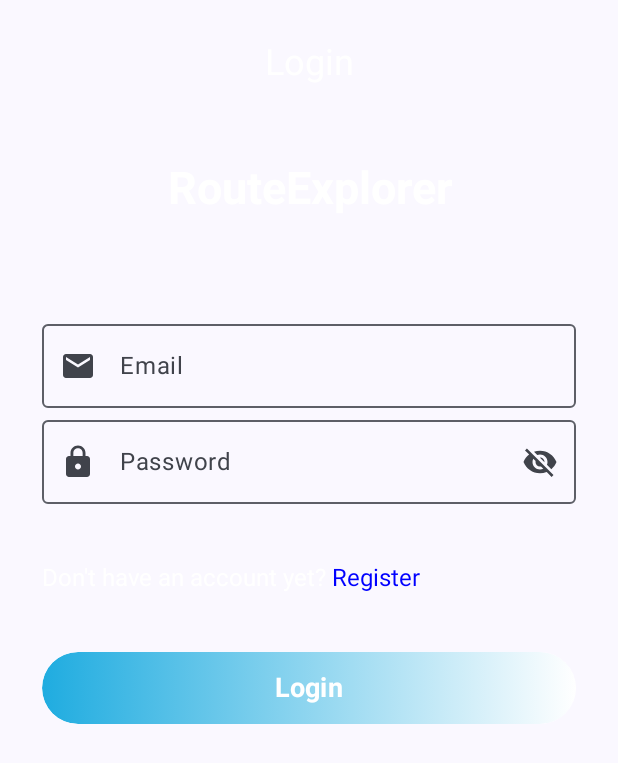
After one commit to arsenic02/RouteExplorer2, an Android app built with Jetpack Compose: the composable LoginScreen shown on its own in the app's theme, on a phone screen of 412 x 824 dp. The commit adds this screen. Shown: the top 763 px of the screen. Run offline under Robolectric (Android 15) with nearby library versions, the phone set to English and light mode, and no system bars; our stand-ins replace constraintlayout-compose; libraries missing offline, so code that uses them is left out: androidx.constraintlayout.compose.

Commit message:
Loginr ekran zavrsen

```diff
--- a/app/src/main/java/com/example/routeexplorer2/components/AppComponents.kt
+++ b/app/src/main/java/com/example/routeexplorer2/components/AppComponents.kt
@@ -10,6 +10,7 @@ import androidx.compose.foundation.layout.heightIn
 import androidx.compose.foundation.layout.padding
 import androidx.compose.foundation.shape.RoundedCornerShape
 import androidx.compose.foundation.text.ClickableText
+import androidx.compose.foundation.text.KeyboardActions
 import androidx.compose.foundation.text.KeyboardOptions
 import androidx.compose.material.icons.Icons
 import androidx.compose.material3.ExperimentalMaterial3Api
@@ -45,8 +46,10 @@ import androidx.compose.material3.Checkbox
 import androidx.compose.ui.Alignment
 import androidx.compose.ui.graphics.Brush
 import androidx.compose.ui.graphics.Color
+import androidx.compose.ui.platform.LocalFocusManager
 import androidx.compose.ui.text.SpanStyle
 import androidx.compose.ui.text.buildAnnotatedString
+import androidx.compose.ui.text.input.ImeAction
 import androidx.compose.ui.text.withStyle
 import com.example.routeexplorer2.ui.theme.Blue
 import com.example.routeexplorer2.ui.theme.LightBlue
@@ -67,9 +70,6 @@ fun NormalTextComponent(value: String){
         )
     , color= Color.White,//colorResource(id = R.color.colorText),
         textAlign = TextAlign.Center
-
-
-
     )
 }
 
@@ -87,9 +87,6 @@ fun HeadingTextComponent(value: String){
         )
         , color= Color.White,//colorResource(id = R.color.colorText),
         textAlign = TextAlign.Center
-
-
-
     )
 }
 
@@ -111,14 +108,17 @@ fun MyTextFieldComponent(labelValue:String, painterResource: Painter){
             cursorColor= LightBlue,//Pink80,
 //            backgroundColor= TextColor //nece kod mene
         ),
-        keyboardOptions = KeyboardOptions.Default,
+        keyboardOptions = KeyboardOptions(imeAction = ImeAction.Next),// ima u tastaturi dugme kojim se prelazi u novi red
+        singleLine=true,
+        maxLines=1,
         value=textValue.value,
         onValueChange={
             textValue.value = it
         },
         leadingIcon={
             Icon(painter = painterResource,contentDescription="")
-        }
+        },
+
     )
 }
 
@@ -127,6 +127,7 @@ fun MyTextFieldComponent(labelValue:String, painterResource: Painter){
 
 fun PasswordFieldComponent(labelValue:String, painterResource: Painter){
 
+    val localFocusManager = LocalFocusManager.current
     val password =remember{
         mutableStateOf("")
     }
@@ -145,8 +146,13 @@ fun PasswordFieldComponent(labelValue:String, painterResource: Painter){
             cursorColor= LightBlue,
 //            backgroundColor= Blue //nece kod mene
         ),
-        keyboardOptions = KeyboardOptions(keyboardType = KeyboardType.Password ),
+        keyboardOptions = KeyboardOptions(keyboardType = KeyboardType.Password, imeAction = ImeAction.Done),
+        singleLine=true,
+        maxLines=1,
         value=password.value,
+        keyboardActions = KeyboardActions{
+            localFocusManager.clearFocus()
+        },
         onValueChange={
             password.value = it
         },
@@ -266,10 +272,10 @@ fun ButtonComponent(value:String){
 
 
 @Composable
-fun ClickableLoginTextComponent(onTextSelected: (String) -> Unit){
+fun ClickableLoginTextComponent(tryingToLogin:Boolean=true,onTextSelected: (String) -> Unit){
 
-    val initialText="Already have an account? "
-    val loginText="Login"
+    val initialText=if(tryingToLogin)"Already have an account? " else "Don't have an account yet? "
+    val loginText=if(tryingToLogin)"Login" else "Register"
 
     val annotatedString = buildAnnotatedString {
         // Stil za "Already have an account?" u beloj boji
--- a/app/src/main/java/com/example/routeexplorer2/navigation/RouterExplorerAppRouter.kt
+++ b/app/src/main/java/com/example/routeexplorer2/navigation/RouterExplorerAppRouter.kt
@@ -7,6 +7,8 @@ sealed class Screen{
 
     object SignUpScreen: Screen()
     object TermsAndConditionsScreen: Screen()
+    object LoginScreen:Screen()
+//    object RegisterScreen:Screen()
 }
 
 object RouterExplorerAppRouter {
--- /dev/null
+++ b/app/src/main/java/com/example/routeexplorer2/screens/LoginScreen.kt
@@ -0,0 +1,69 @@
+package com.example.routeexplorer2.screens
+
+import androidx.compose.foundation.background
+import androidx.compose.foundation.layout.Column
+import androidx.compose.foundation.layout.Spacer
+import androidx.compose.foundation.layout.fillMaxSize
+import androidx.compose.foundation.layout.height
+import androidx.compose.foundation.layout.padding
+import androidx.compose.foundation.rememberScrollState
+import androidx.compose.foundation.verticalScroll
+import androidx.compose.material3.Surface
+import androidx.compose.runtime.Composable
+import androidx.compose.ui.Modifier
+import androidx.compose.ui.res.painterResource
+import androidx.compose.ui.res.stringResource
+import androidx.compose.ui.tooling.preview.Preview
+import androidx.compose.ui.unit.dp
+import com.example.routeexplorer2.R
+import com.example.routeexplorer2.components.ButtonComponent
+import com.example.routeexplorer2.components.ClickableLoginTextComponent
+import com.example.routeexplorer2.components.HeadingTextComponent
+import com.example.routeexplorer2.components.MyTextFieldComponent
+import com.example.routeexplorer2.components.NormalTextComponent
+import com.example.routeexplorer2.components.PasswordFieldComponent
+import com.example.routeexplorer2.navigation.RouterExplorerAppRouter
+import com.example.routeexplorer2.navigation.Screen
+
+@Composable
+fun LoginScreen(){
+    Surface(
+        //color = Color.White,
+        modifier= Modifier
+            .fillMaxSize()
+            // .background(Color.White)
+            .padding(28.dp)
+            .verticalScroll(rememberScrollState())
+    ) {
+        Column(modifier=Modifier
+            .fillMaxSize()) {
+            NormalTextComponent(value = stringResource(id = R.string.login))
+            HeadingTextComponent(value = stringResource(id = R.string.routeExpl ))
+
+            Spacer(modifier =Modifier.height(20.dp))
+
+            MyTextFieldComponent(labelValue = stringResource(id = R.string.email),
+                painterResource(id =R.drawable.ic_mail_24 ))
+
+            PasswordFieldComponent(labelValue = stringResource(id = R.string.password),
+                painterResource(id =R.drawable.ic_lock_24 ))
+
+            Spacer(modifier =Modifier.height(40.dp))
+
+            ClickableLoginTextComponent(tryingToLogin = false, onTextSelected = {
+                RouterExplorerAppRouter.navigateTo(Screen.SignUpScreen)
+            })
+
+            Spacer(modifier =Modifier.height(40.dp))
+
+            ButtonComponent(value = stringResource(id=R.string.login))
+        }
+
+    }
+}
+
+@Preview //sluzi tako da imamo preview odnosno gledamo kako na telefnou izgleda
+@Composable
+fun LoginScreenPreview() {
+    LoginScreen()
+}
```
Also changed, not shown: app/src/main/java/com/example/routeexplorer2/RouteExplorer.kt (+8 -0 lines), app/src/main/java/com/example/routeexplorer2/screens/SignUpScreen.kt (+9 -2 lines).
